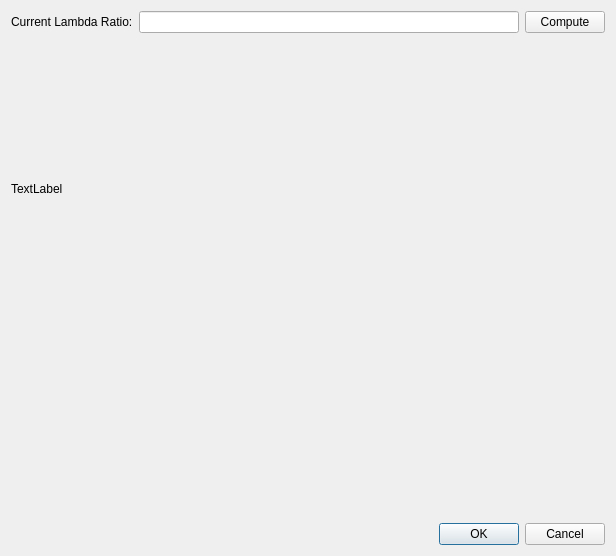
Before: the Qt Designer form App/dialog_enhance_sync.ui in yxsu/scn, drawn with Qt 5.
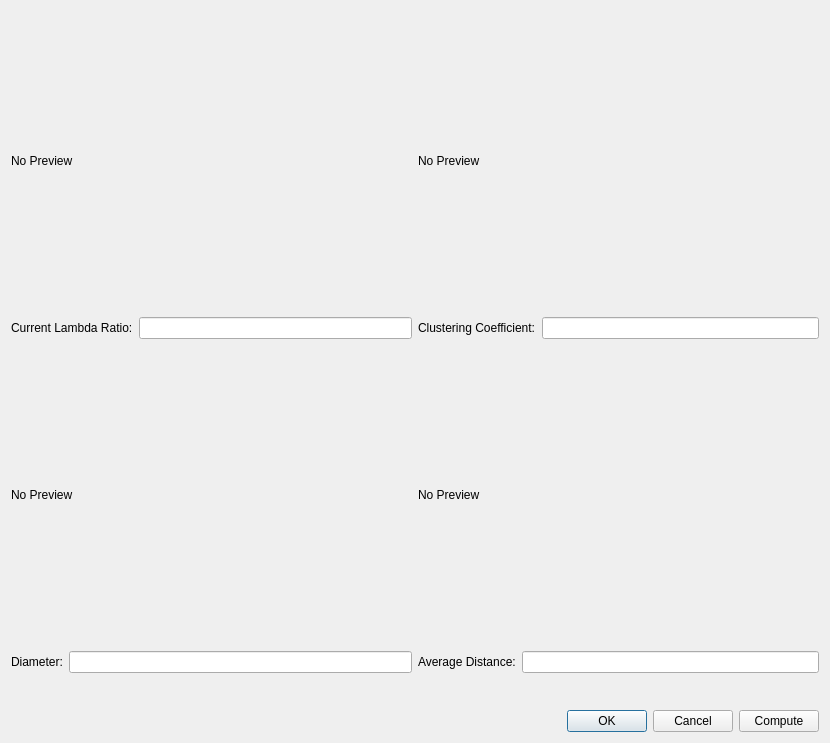
After: the same form once the commit is applied.

Commit message: show cc, diameter and average distance during enhancing sync

The edit to the form file:
```diff
--- a/App/dialog_enhance_sync.ui
+++ b/App/dialog_enhance_sync.ui
@@ -6,14 +6,31 @@
    <rect>
     <x>0</x>
     <y>0</y>
-    <width>616</width>
-    <height>556</height>
+    <width>830</width>
+    <height>743</height>
    </rect>
   </property>
   <property name="windowTitle">
    <string>Dialog</string>
   </property>
+  <layout class="QVBoxLayout" name="verticalLayout_5">
+   <item>
+    <layout class="QHBoxLayout" name="horizontalLayout_6">
+     <item>
   <layout class="QVBoxLayout" name="verticalLayout">
+       <item>
+        <widget class="QLabel" name="label_lambda_ratio_graph">
+         <property name="minimumSize">
+          <size>
+           <width>400</width>
+           <height>300</height>
+          </size>
+         </property>
+         <property name="text">
+          <string>No Preview</string>
+         </property>
+        </widget>
+       </item>
    <item>
     <layout class="QHBoxLayout" name="horizontalLayout">
      <property name="sizeConstraint">
@@ -27,29 +44,126 @@
       </widget>
      </item>
      <item>
-      <widget class="QLineEdit" name="lineEdit_lambda_ratio"/>
-     </item>
+          <widget class="QLineEdit" name="lineEdit_lambda_ratio">
+           <property name="readOnly">
+            <bool>true</bool>
+           </property>
+          </widget>
+         </item>
+        </layout>
+       </item>
+      </layout>
+     </item>
      <item>
-      <widget class="QPushButton" name="pushButton_begin">
+      <layout class="QVBoxLayout" name="verticalLayout_2">
+       <item>
+        <widget class="QLabel" name="label_clustering_coefficient_graph">
+         <property name="minimumSize">
+          <size>
+           <width>400</width>
+           <height>300</height>
+          </size>
+         </property>
        <property name="text">
-        <string>Compute</string>
+          <string>No Preview</string>
        </property>
       </widget>
      </item>
-    </layout>
-   </item>
+       <item>
+        <layout class="QHBoxLayout" name="horizontalLayout_2">
+         <item>
+          <widget class="QLabel" name="label_2">
+           <property name="text">
+            <string>Clustering Coefficient:</string>
+           </property>
+          </widget>
+         </item>
+         <item>
+          <widget class="QLineEdit" name="lineEdit_clustering_coefficient">
+           <property name="readOnly">
+            <bool>true</bool>
+           </property>
+          </widget>
+         </item>
+        </layout>
+       </item>
+      </layout>
+     </item>
+    </layout>
+   </item>
    <item>
-    <widget class="QLabel" name="label_lambda_ratio_graph">
+    <layout class="QHBoxLayout" name="horizontalLayout_7">
+     <item>
+      <layout class="QVBoxLayout" name="verticalLayout_3">
+       <item>
+        <widget class="QLabel" name="label_diameter_graph">
      <property name="minimumSize">
       <size>
-       <width>500</width>
+           <width>400</width>
        <height>300</height>
       </size>
      </property>
      <property name="text">
-      <string>TextLabel</string>
-     </property>
-    </widget>
+          <string>No Preview</string>
+         </property>
+        </widget>
+       </item>
+       <item>
+        <layout class="QHBoxLayout" name="horizontalLayout_3">
+         <item>
+          <widget class="QLabel" name="label_4">
+           <property name="text">
+            <string>Diameter:</string>
+           </property>
+          </widget>
+         </item>
+         <item>
+          <widget class="QLineEdit" name="lineEdit_diameter">
+           <property name="readOnly">
+            <bool>true</bool>
+           </property>
+          </widget>
+         </item>
+        </layout>
+       </item>
+      </layout>
+     </item>
+     <item>
+      <layout class="QVBoxLayout" name="verticalLayout_4">
+       <item>
+        <widget class="QLabel" name="label_average_distance_graph">
+         <property name="minimumSize">
+          <size>
+           <width>400</width>
+           <height>300</height>
+          </size>
+         </property>
+         <property name="text">
+          <string>No Preview</string>
+         </property>
+        </widget>
+       </item>
+       <item>
+        <layout class="QHBoxLayout" name="horizontalLayout_4">
+         <item>
+          <widget class="QLabel" name="label_5">
+           <property name="text">
+            <string>Average Distance:</string>
+           </property>
+          </widget>
+         </item>
+         <item>
+          <widget class="QLineEdit" name="lineEdit_average_distance">
+           <property name="readOnly">
+            <bool>true</bool>
+           </property>
+          </widget>
+         </item>
+        </layout>
+       </item>
+      </layout>
+     </item>
+    </layout>
    </item>
    <item>
     <spacer name="verticalSpacer">
@@ -65,6 +179,8 @@
     </spacer>
    </item>
    <item>
+    <layout class="QHBoxLayout" name="horizontalLayout_5">
+     <item>
     <widget class="QDialogButtonBox" name="buttonBox">
      <property name="orientation">
       <enum>Qt::Horizontal</enum>
@@ -73,6 +189,15 @@
       <set>QDialogButtonBox::Cancel|QDialogButtonBox::Ok</set>
      </property>
     </widget>
+     </item>
+     <item>
+      <widget class="QPushButton" name="pushButton_begin">
+       <property name="text">
+        <string>Compute</string>
+       </property>
+      </widget>
+     </item>
+    </layout>
    </item>
   </layout>
  </widget>
```
Lines whose indentation alone changed are shown as unchanged. The commit also changes 6 other files.
